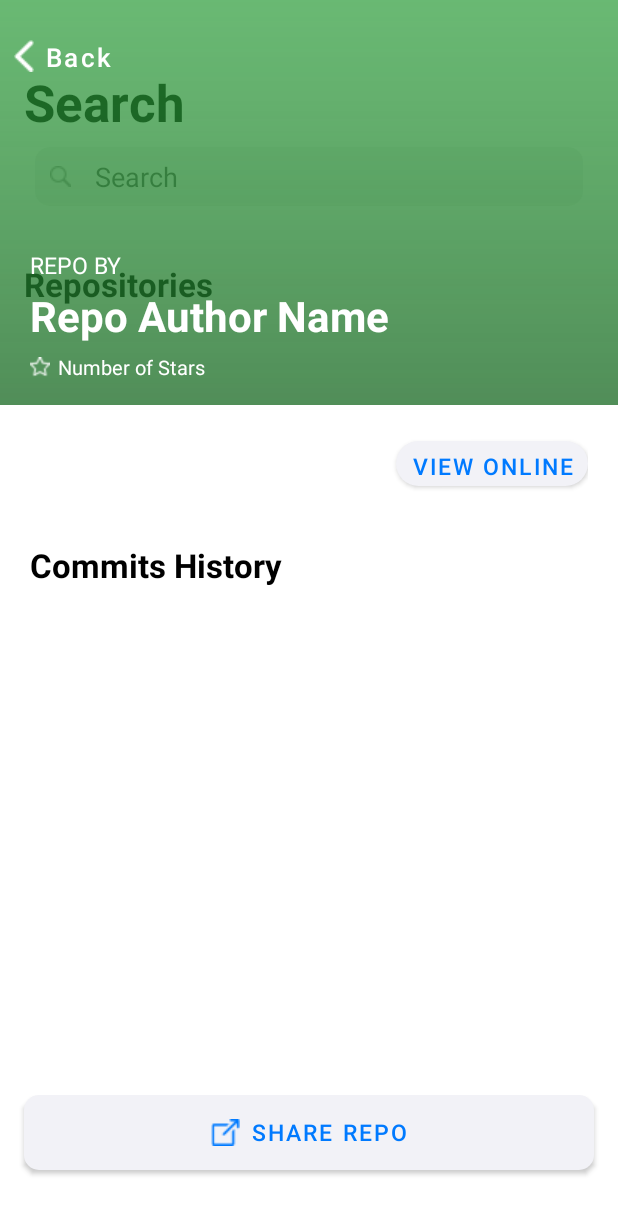
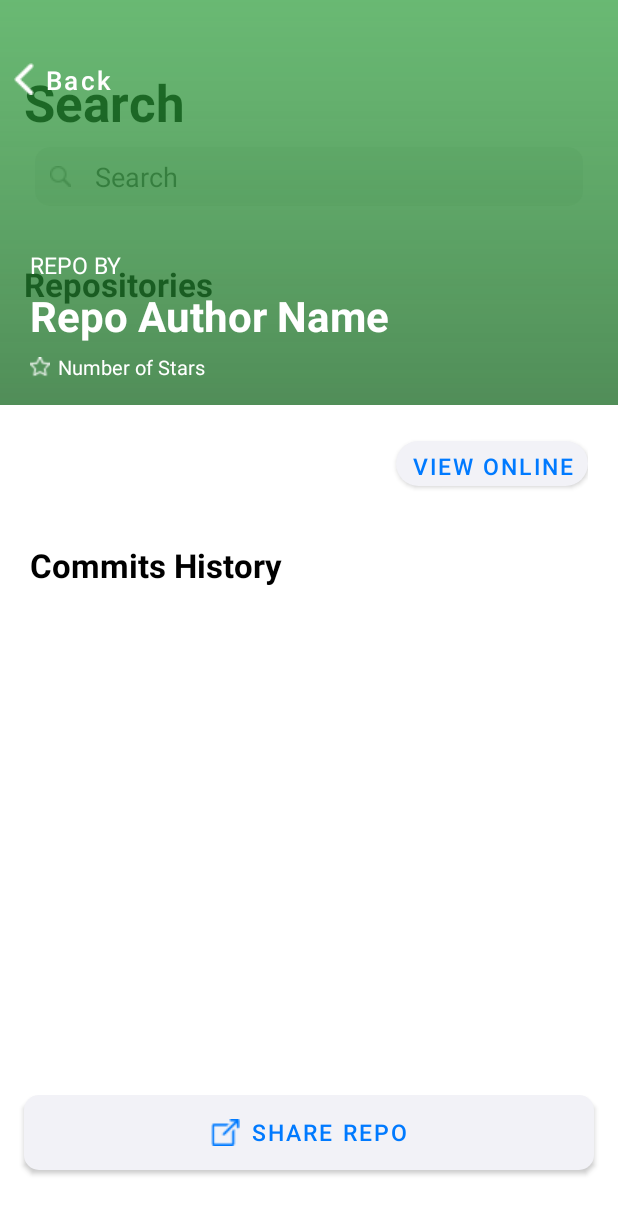
Before and after one commit to LucasMsk/GitReSearch, an Android app: the fragment DetailFragment placed in its activity, on a phone screen of 412 x 824 dp. Shown: the top 1214 px of the screen. Run offline under Robolectric (Android 15) with nearby library versions, the phone set to English and light mode, and no system bars; pictures from the network do not load; 10 statements that could not run were skipped.

Commit message:
Design adjustments

```diff
--- a/app/src/main/java/com/codeadd/gitresearch/view/DetailFragment.kt
+++ b/app/src/main/java/com/codeadd/gitresearch/view/DetailFragment.kt
@@ -44,7 +44,12 @@ class DetailFragment : Fragment() {
         inflater: LayoutInflater, container: ViewGroup?,
         savedInstanceState: Bundle?
     ): View? {
-        activity?.window?.setFlags(WindowManager.LayoutParams.FLAG_FULLSCREEN, WindowManager.LayoutParams.FLAG_FULLSCREEN)
+
+        if (android.os.Build.VERSION.SDK_INT >= 23)
+            activity?.window?.decorView?.systemUiVisibility = 1280
+        else
+            activity?.window?.setFlags(WindowManager.LayoutParams.FLAG_FULLSCREEN, WindowManager.LayoutParams.FLAG_FULLSCREEN)
+
         return inflater.inflate(R.layout.detail_fragment, container, false)
     }
 
@@ -130,6 +135,8 @@ class DetailFragment : Fragment() {
 
     override fun onDestroy() {
         super.onDestroy()
-        activity?.window?.clearFlags(WindowManager.LayoutParams.FLAG_FULLSCREEN)
+
+        if (android.os.Build.VERSION.SDK_INT < 23)
+            activity?.window?.clearFlags(WindowManager.LayoutParams.FLAG_FULLSCREEN)
     }
 }
--- a/app/src/main/java/com/codeadd/gitresearch/view/MainActivity.kt
+++ b/app/src/main/java/com/codeadd/gitresearch/view/MainActivity.kt
@@ -1,8 +1,10 @@
 package com.codeadd.gitresearch.view
 
+import android.graphics.Color
 import androidx.appcompat.app.AppCompatActivity
 import android.os.Bundle
 import android.view.View
+import android.view.WindowManager
 import androidx.core.content.ContextCompat
 import com.codeadd.gitresearch.R
 
@@ -11,8 +13,22 @@ class MainActivity : AppCompatActivity() {
         super.onCreate(savedInstanceState)
         setContentView(R.layout.activity_main)
         if (android.os.Build.VERSION.SDK_INT >= 23) {
+            setWindowFlag(WindowManager.LayoutParams.FLAG_TRANSLUCENT_STATUS, true)
+            window.decorView.systemUiVisibility = View.SYSTEM_UI_FLAG_LAYOUT_STABLE or View.SYSTEM_UI_FLAG_LAYOUT_FULLSCREEN
+            setWindowFlag(WindowManager.LayoutParams.FLAG_TRANSLUCENT_STATUS, false)
+            window.statusBarColor = Color.TRANSPARENT
             window?.decorView?.systemUiVisibility = View.SYSTEM_UI_FLAG_LIGHT_STATUS_BAR
-            window?.statusBarColor = ContextCompat.getColor(applicationContext, R.color.white)
         }
     }
+
+    private fun setWindowFlag(bits: Int, on: Boolean) {
+        val win = window
+        val winParams = win.attributes
+        if (on) {
+            winParams.flags = winParams.flags or bits
+        } else {
+            winParams.flags = winParams.flags and bits.inv()
+        }
+        win.attributes = winParams
+    }
 }
--- a/app/src/main/res/layout/detail_fragment.xml
+++ b/app/src/main/res/layout/detail_fragment.xml
@@ -7,7 +7,7 @@
     tools:context=".view.DetailFragment">
     <Button
         android:id="@+id/btn_back_fragment"
-        android:layout_marginTop="20dp"
+        android:layout_marginTop="35dp"
         android:drawableLeft="@drawable/back_icon"
         android:layout_width="wrap_content"
         android:drawablePadding="0dp"
@@ -28,7 +28,6 @@
         android:layout_width="match_parent"
         android:layout_height="270dp"
         android:src="#a3b4"
-        android:fitsSystemWindows="true"
         android:scaleType="centerCrop"/>
     <View
         android:layout_width="match_parent"
```
